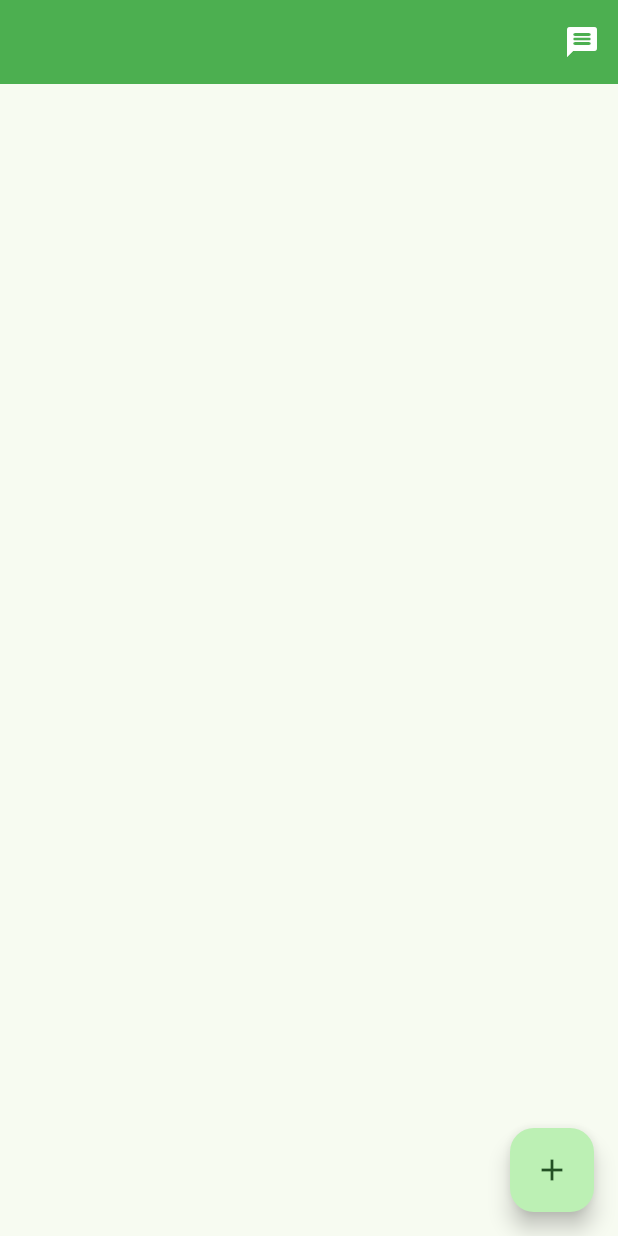
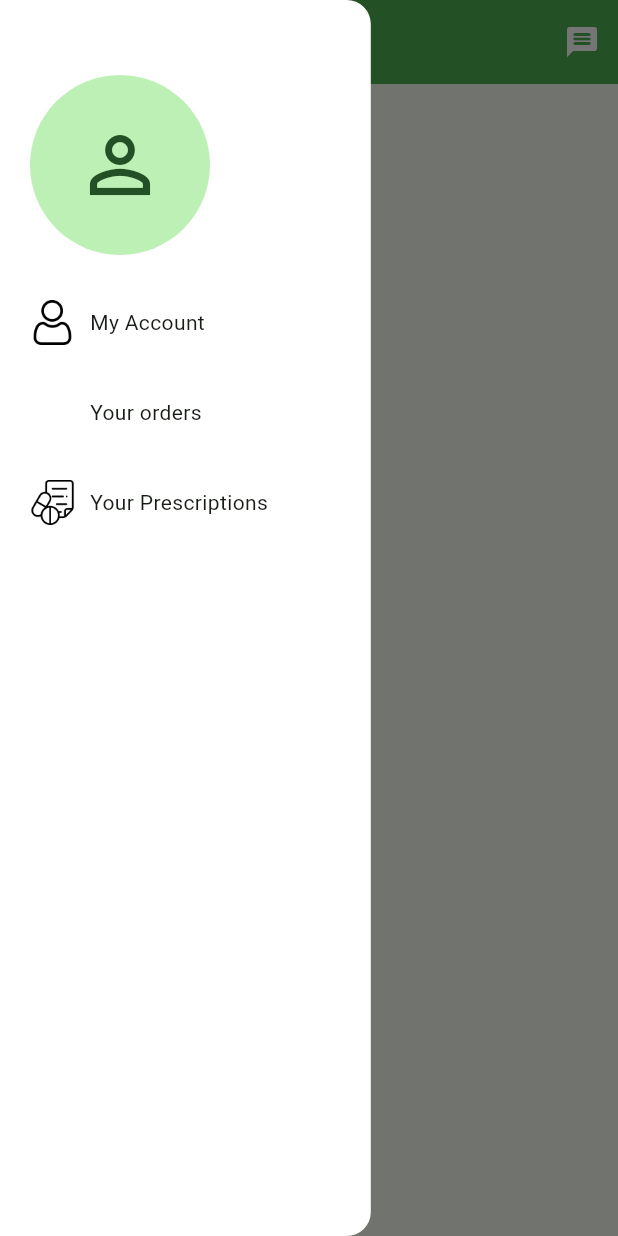
Before and after one commit to vedanttalwalkar/ivr, a Flutter app: the screen it shows once a user with an empty profile is signed in, with the side drawer open (before the commit the screen has no drawer), on a phone screen of 412 x 824 dp. Run offline on Flutter 3.47's test engine with Material 3 defaults, Android fonts, the light colour scheme and no system bars; our stand-ins replace cloud_firestore, dotted_border, file_picker, firebase_auth, firebase_core, firebase_storage and 2 more; accounts and stored records are empty.

Commit message:
added user prescription page

```diff
--- a/lib/constants.dart
+++ b/lib/constants.dart
@@ -4,5 +4,4 @@ const greenColor=Colors.green;
 const redColor=Colors.red;
 const whiteColor =Colors.white;
 
-const uri = 'https://b37f-103-117-185-144.ngrok-free.app';
-//http://192.168.0.106:5000
+const uri = 'https://717a-103-117-185-144.ngrok-free.app';
--- a/lib/httprequests/get_chatbot_result.dart
+++ b/lib/httprequests/get_chatbot_result.dart
@@ -1,7 +1,7 @@
 import 'dart:convert';
-
 import 'package:flutter/cupertino.dart';
 import 'package:http/http.dart' as http;
+import 'package:ivrapp/constants.dart';
 import 'package:ivrapp/widgets/http_error_handling.dart';
 import 'package:ivrapp/widgets/showSnackBar.dart';
 
@@ -12,7 +12,7 @@ class ChatbotResult
     String reply='Success';
     try
     {
-      http.Response res = await http.post(Uri.parse('https://9ea9-103-117-185-144.ngrok-free.app/chatbot'),
+      http.Response res = await http.post(Uri.parse('$uri/chatbot'),
         body: jsonEncode({
           'userinput': userinput,
         }),
--- a/lib/main.dart
+++ b/lib/main.dart
@@ -6,8 +6,6 @@ import 'package:ivrapp/constants.dart';
 import 'package:ivrapp/providers/prescription_provider.dart';
 import 'package:ivrapp/providers/user_provider.dart';
 import 'package:ivrapp/routes.dart';
-import 'package:ivrapp/screens/auth/auth_screen.dart';
-import 'package:ivrapp/screens/extracted_med_list/extracted-med-list.dart';
 import 'package:ivrapp/widgets/welcome.dart';
 import 'package:provider/provider.dart';
 import 'screens/home/home_screen.dart';
@@ -45,32 +43,36 @@ class MyApp extends StatelessWidget {
       child: MaterialApp(
         debugShowCheckedModeBanner: false,
         theme: ThemeData(
-          appBarTheme: AppBarTheme().copyWith(
-            color: greenColor
-          ),
+          floatingActionButtonTheme: FloatingActionButtonThemeData(foregroundColor: Colors.black),
+          iconButtonTheme: IconButtonThemeData(
+              style: ButtonStyle(
+                  iconColor: MaterialStateProperty.all<Color>(whiteColor))),
+          iconTheme: IconThemeData().copyWith(color: whiteColor),
+          appBarTheme: AppBarTheme().copyWith(color: greenColor),
           colorScheme: ColorScheme.fromSeed(seedColor: greenColor),
           useMaterial3: true,
         ),
         onGenerateRoute: (settings) => getRoutes(settings),
-        home: StreamBuilder
-          (
+        home: StreamBuilder(
           stream: FirebaseAuth.instance.authStateChanges(),
-          builder: (context,snapshot)
-          {
-            if(snapshot.connectionState==ConnectionState.active)
-            {
-              if(snapshot.hasData)
-              {
+          builder: (context, snapshot) {
+            if (snapshot.connectionState == ConnectionState.active) {
+              if (snapshot.hasData) {
                 return HomeScreen();
-              }
-              else if(snapshot.hasError)
-              {
-                return Scaffold(body: Center(child: Text('${snapshot.error}'),),);
+              } else if (snapshot.hasError) {
+                return Scaffold(
+                  body: Center(
+                    child: Text('${snapshot.error}'),
+                  ),
+                );
               }
             }
-            if(snapshot.connectionState==ConnectionState.waiting)
-            {
-              return const Center(child: CircularProgressIndicator(color: greenColor,),);
+            if (snapshot.connectionState == ConnectionState.waiting) {
+              return const Center(
+                child: CircularProgressIndicator(
+                  color: greenColor,
+                ),
+              );
             }
             return WelcomeScreen();
           },
--- a/lib/screens/home/home_screen.dart
+++ b/lib/screens/home/home_screen.dart
@@ -7,7 +7,9 @@ import 'package:ivrapp/screens/auth/services/auth_services.dart';
 import 'package:ivrapp/screens/chatscreen/chatscreen.dart';
 import 'package:ivrapp/screens/crop_image/crop_image_screen.dart';
 import 'package:ivrapp/widgets/showAlert.dart';
+import 'package:ivrapp/widgets/show_drawer.dart';
 import 'package:provider/provider.dart';
+
 class HomeScreen extends StatefulWidget {
   static const routeName = '/home-screen';
   const HomeScreen({super.key});
@@ -17,65 +19,44 @@ class HomeScreen extends StatefulWidget {
 }
 
 class _HomeScreenState extends State<HomeScreen> {
-
-
-
-
-
   @override
   void initState() {
     // TODO: implement initState
     super.initState();
     //getData();
     AuthServices().getUserDetails(context: context);
+  }
 
-  }
   @override
   void dispose() {
     // TODO: implement dispose
     super.dispose();
   }
 
-  Map<String,dynamic>? filedetails;
 
-
-
-  void getCroppedImage()async
-  {
-    filedetails=await Pickfile().cropImage(context: context);
-
-    Navigator.pushNamed(context, CropImageScreen.routeName,arguments: filedetails!);
-  }
-
-  // void getData()async
-  // {
-  //   UserProvider _userProvider=Provider.of(context,listen: false);
-  //   await _userProvider.getUserDetails();
-  //
-  // }
   @override
   Widget build(BuildContext context) {
-    ModelUser user=Provider.of<UserProvider>(context).user;
+    ModelUser user = Provider.of<UserProvider>(context).user;
     return Scaffold(
-      appBar: AppBar(actions: [
-        IconButton(onPressed: ()
-        {
-          Navigator.pushNamed(context, ChatScreen.routeName);
-        }, icon: Icon(Icons.message_rounded,color: whiteColor,))
-      ],),
+      drawer: showDrawer(context: context),
+      appBar: AppBar(
+        iconTheme: IconThemeData(color: whiteColor),
+        actions: [
+          IconButton(
+              onPressed: () {
+                Navigator.pushNamed(context, ChatScreen.routeName);
+              },
+              icon: Icon(
+                Icons.message_rounded,
+                color: whiteColor,
+              ))
+        ],
+      ),
       body: Container(
         child: Center(
           child: Text(user.email),
         ),
       ),
-      floatingActionButton: FloatingActionButton(
-        onPressed: () {
-          //getCroppedImage();
-          showAlert(context: context,title: '',callback: getCroppedImage);
-
-        },
-        child: Icon(Icons.add),
-      ),
     );
   }
 }
--- a/lib/storage_methods/store_prescriptions.dart
+++ b/lib/storage_methods/store_prescriptions.dart
@@ -8,7 +8,7 @@ class FirebaseStorageMethods {
     final FirebaseStorage _storage = FirebaseStorage.instance;
     final User _user=FirebaseAuth.instance.currentUser!;
     String filename = filedetails['name'];
-    print('on image storage'+_user.uid+'filename'+filedetails['name']);
+
     Reference _ref =
         _storage.ref().child('prescriptions/').child(_user.uid).child(filename);
     UploadTask uploadTask = _ref.putFile(filedetails['file']);
--- a/lib/widgets/showAlert.dart
+++ b/lib/widgets/showAlert.dart
@@ -7,7 +7,11 @@ showAlert(
     required String title,
     required VoidCallback callback}) {
   return Alert(
-    closeIcon: Icon(Icons.close,color: greenColor,size: 40,),
+    closeIcon: Icon(
+      Icons.close,
+      color: greenColor,
+      size: 40,
+    ),
     context: context,
     image: Image.asset(
       'assets/bulb.png',
--- /dev/null
+++ b/lib/widgets/show_drawer.dart
@@ -0,0 +1,111 @@
+import 'package:flutter/material.dart';
+import 'package:ivrapp/model/user.dart';
+import 'package:ivrapp/screens/home/drawer_screens/account_screen.dart';
+import 'package:ivrapp/screens/home/drawer_screens/prescriptions_screen.dart';
+
+import '../constants.dart';
+
+showDrawer({required BuildContext context}) {
+  void goToaccount() {
+    Navigator.pushNamed(context, MyAccount.routeName);
+  }
+
+  void goToPrescriptions()
+  {
+    Navigator.pushNamed(context, PrescriptionScreen.routeName);
+  }
+
+
+  return SafeArea(
+    child: ScaffoldMessenger(
+        child: Drawer(
+      width: MediaQuery.of(context).size.width * 0.6,
+      child: Padding(
+        padding: const EdgeInsets.all(20.0),
+        child: Column(
+          crossAxisAlignment: CrossAxisAlignment.start,
+          children: [
+            const SizedBox(
+              height: 30,
+            ),
+            CircleAvatar(
+              child: Icon(
+                Icons.person_outline_outlined,
+                size: 60,
+              ),
+              radius: 60,
+            ),
+            Expanded(
+              child: Padding(
+                padding: const EdgeInsets.symmetric(vertical: 15.0),
+                child: Column(
+                  children: [
+                    DrawerChild(
+                      title: 'My Account',
+                      callback: () => goToaccount(),
+                      iconimage: 'assets/user.png',
+                    ),
+                    DrawerChild(
+                      title: 'Your orders',
+                      callback: () => goToaccount(),
+                      iconimage: '',
+                    ),
+                    DrawerChild(
+                      title: 'Your Prescriptions',
+                      callback: () => goToPrescriptions(),
+                      iconimage: 'assets/medical-prescription.png',
+                    ),
+                  ],
+                ),
+              ),
+            ),
+          ],
+        ),
+      ),
+      backgroundColor: whiteColor,
+    )),
+  );
+}
+
+class DrawerChild extends StatelessWidget {
+  const DrawerChild(
+      {super.key,
+      required this.title,
+      required this.callback,
+      required this.iconimage});
+  final String title;
+  final String iconimage;
+  final VoidCallback callback;
+  @override
+  Widget build(BuildContext context) {
+    return Padding(
+      padding: const EdgeInsets.symmetric(vertical: 15.0),
+      child: GestureDetector(
+        onTap: callback,
+        child: Row(
+          crossAxisAlignment: CrossAxisAlignment.center,
+          children: [
+            (iconimage.isEmpty)
+                ? Icon(Icons.shopping_bag,size: 30,)
+                : Container(
+                    width: 30,
+                    height: 30,
+                    child: Image.asset(
+                      iconimage,
+                      width: 512,
+                      height: 512,
+                      fit: BoxFit.contain,
+                    ),
+                  ),
+            const SizedBox(
+              width: 10,
+            ),
+            Text(
+              title,
+            )
+          ],
+        ),
+      ),
+    );
+  }
+}
```
Also changed, not shown: lib/routes.dart (+11 -0 lines), lib/screens/extracted_med_list/extracted-med-list.dart (+37 -11 lines), lib/screens/home/drawer_screens/account_screen.dart (added, +20 -0 lines), lib/screens/home/drawer_screens/prescriptions_screen.dart (added, +141 -0 lines), lib/screens/home/drawer_screens/services/DrawerServices.dart (added, +35 -0 lines), assets/medical-prescription.png (added), assets/shopping-bag.png (added), assets/user.png (added), lib/screens/home/drawer_screens/widgets/individual_prescription.dart (added), pubspec.lock.
